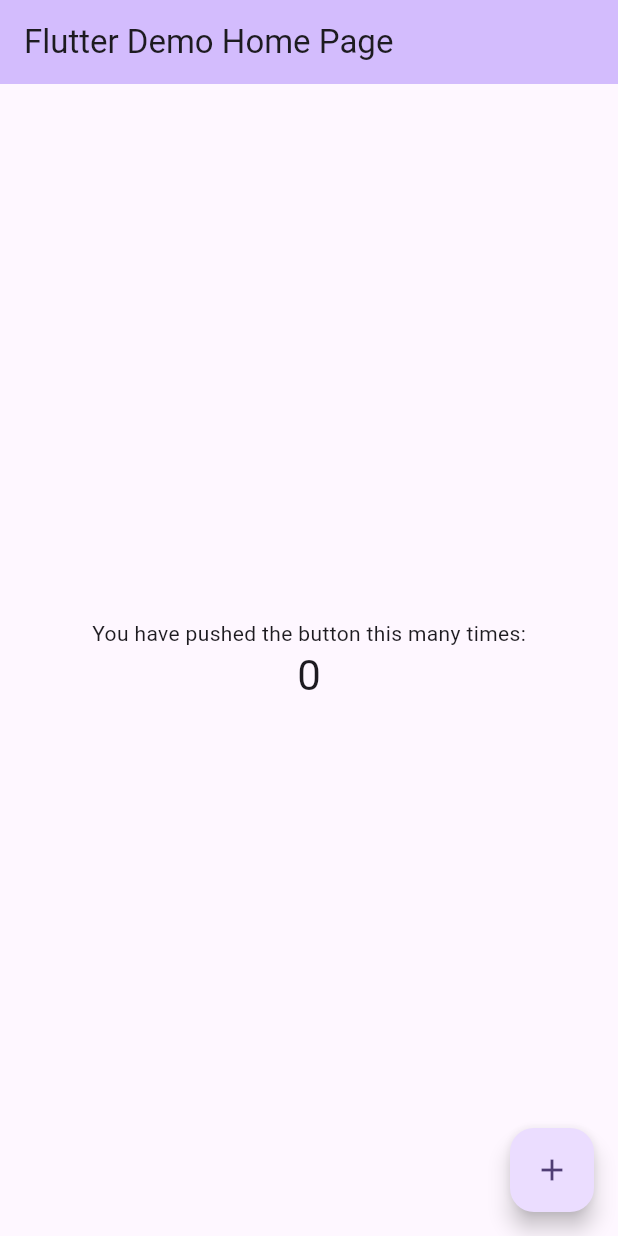
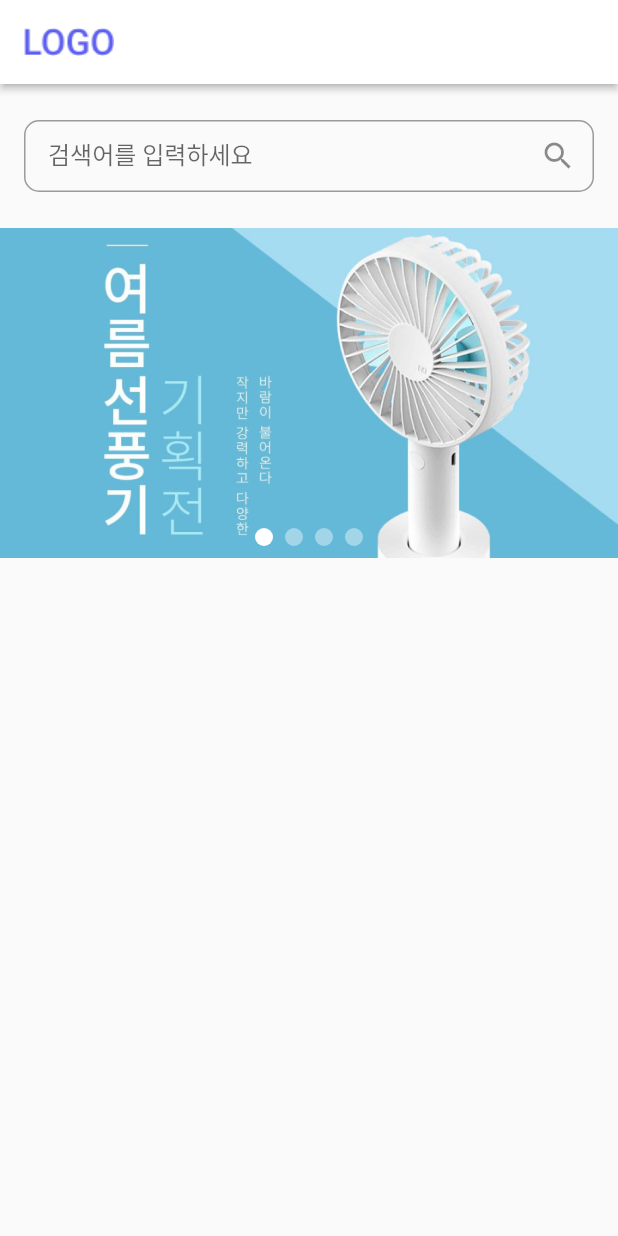
Before and after one commit to lobothijau/hyperhire_test, a Flutter app: the screen it shows after launch, on a phone screen of 412 x 824 dp. Run offline on Flutter 3.47's test engine with Material 3 defaults, Android fonts, the light colour scheme and no system bars; drawn by our look-alikes of flutter_carousel_widget.

Commit message:
Setup navbar, search bar and sliders.

```diff
--- /dev/null
+++ b/lib/components/custom_search_bar.dart
@@ -0,0 +1,26 @@
+
+import 'package:flutter/material.dart';
+
+class CustomSearchBar extends StatelessWidget {
+  const CustomSearchBar({
+    super.key,
+  });
+
+  @override
+  Widget build(BuildContext context) {
+    return Padding(
+      padding: const EdgeInsets.symmetric(horizontal: 16.0, vertical: 24.0),
+      child: TextField(
+        decoration: InputDecoration(
+            border: OutlineInputBorder(
+                borderRadius: BorderRadius.circular(10.0)
+            ),
+            labelText: "검색어를 입력하세요",
+            contentPadding: const EdgeInsets.fromLTRB(16.0, 10.0, 6.0, 16.0),
+            suffixIcon: const Icon(Icons.search)
+        ),
+
+      ),
+    );
+  }
+}
--- a/lib/main.dart
+++ b/lib/main.dart
@@ -1,4 +1,5 @@
 import 'package:flutter/material.dart';
+import 'package:hyperhire_test/screens/home_page.dart';
 
 void main() {
   runApp(const MyApp());
@@ -11,115 +12,13 @@
   @override
   Widget build(BuildContext context) {
     return MaterialApp(
-      title: 'Flutter Demo',
+      debugShowCheckedModeBanner: false,
+      title: 'HyperMedia',
       theme: ThemeData(
-        // This is the theme of your application.
-        //
-        // TRY THIS: Try running your application with "flutter run". You'll see
-        // the application has a purple toolbar. Then, without quitting the app,
-        // try changing the seedColor in the colorScheme below to Colors.green
-        // and then invoke "hot reload" (save your changes or press the "hot
-        // reload" button in a Flutter-supported IDE, or press "r" if you used
-        // the command line to start the app).
-        //
-        // Notice that the counter didn't reset back to zero; the application
-        // state is not lost during the reload. To reset the state, use hot
-        // restart instead.
-        //
-        // This works for code too, not just values: Most code changes can be
-        // tested with just a hot reload.
-        colorScheme: ColorScheme.fromSeed(seedColor: Colors.deepPurple),
-        useMaterial3: true,
+        colorScheme: const ColorScheme.light(),
+        useMaterial3: false,
       ),
-      home: const MyHomePage(title: 'Flutter Demo Home Page'),
+      home: const HomePage(),
     );
   }
 }
-
-class MyHomePage extends StatefulWidget {
-  const MyHomePage({super.key, required this.title});
-
-  // This widget is the home page of your application. It is stateful, meaning
-  // that it has a State object (defined below) that contains fields that affect
-  // how it looks.
-
-  // This class is the configuration for the state. It holds the values (in this
-  // case the title) provided by the parent (in this case the App widget) and
-  // used by the build method of the State. Fields in a Widget subclass are
-  // always marked "final".
-
-  final String title;
-
-  @override
-  State<MyHomePage> createState() => _MyHomePageState();
-}
-
-class _MyHomePageState extends State<MyHomePage> {
-  int _counter = 0;
-
-  void _incrementCounter() {
-    setState(() {
-      // This call to setState tells the Flutter framework that something has
-      // changed in this State, which causes it to rerun the build method below
-      // so that the display can reflect the updated values. If we changed
-      // _counter without calling setState(), then the build method would not be
-      // called again, and so nothing would appear to happen.
-      _counter++;
-    });
-  }
-
-  @override
-  Widget build(BuildContext context) {
-    // This method is rerun every time setState is called, for instance as done
-    // by the _incrementCounter method above.
-    //
-    // The Flutter framework has been optimized to make rerunning build methods
-    // fast, so that you can just rebuild anything that needs updating rather
-    // than having to individually change instances of widgets.
-    return Scaffold(
-      appBar: AppBar(
-        // TRY THIS: Try changing the color here to a specific color (to
-        // Colors.amber, perhaps?) and trigger a hot reload to see the AppBar
-        // change color while the other colors stay the same.
-        backgroundColor: Theme.of(context).colorScheme.inversePrimary,
-        // Here we take the value from the MyHomePage object that was created by
-        // the App.build method, and use it to set our appbar title.
-        title: Text(widget.title),
-      ),
-      body: Center(
-        // Center is a layout widget. It takes a single child and positions it
-        // in the middle of the parent.
-        child: Column(
-          // Column is also a layout widget. It takes a list of children and
-          // arranges them vertically. By default, it sizes itself to fit its
-          // children horizontally, and tries to be as tall as its parent.
-          //
-          // Column has various properties to control how it sizes itself and
-          // how it positions its children. Here we use mainAxisAlignment to
-          // center the children vertically; the main axis here is the vertical
-          // axis because Columns are vertical (the cross axis would be
-          // horizontal).
-          //
-          // TRY THIS: Invoke "debug painting" (choose the "Toggle Debug Paint"
-          // action in the IDE, or press "p" in the console), to see the
-          // wireframe for each widget.
-          mainAxisAlignment: MainAxisAlignment.center,
-          children: <Widget>[
-            const Text(
-              'You have pushed the button this many times:',
-            ),
-            Text(
-              '$_counter',
-              style: Theme.of(context).textTheme.headlineMedium,
-            ),
-          ],
-        ),
-      ),
-      floatingActionButton: FloatingActionButton(
-        onPressed: _incrementCounter,
-        tooltip: 'Increment',
-        child: const Icon(Icons.add),
-      ), // This trailing comma makes auto-formatting nicer for build methods.
-    );
-  }
-}
--- /dev/null
+++ b/lib/screens/home_page.dart
@@ -0,0 +1,56 @@
+import 'package:flutter/material.dart';
+import 'package:flutter_carousel_widget/flutter_carousel_widget.dart';
+import 'package:hyperhire_test/components/custom_search_bar.dart';
+
+class HomePage extends StatefulWidget {
+  const HomePage({super.key});
+
+  @override
+  State<HomePage> createState() => _HomePageState();
+}
+
+class _HomePageState extends State<HomePage> {
+  @override
+  Widget build(BuildContext context) {
+    return Scaffold(
+      appBar: AppBar(
+        backgroundColor: Theme.of(context).colorScheme.inversePrimary,
+        title: Image.asset("assets/images/logo.png"),
+        elevation: 2.0,
+      ),
+      body: ListView(
+        shrinkWrap: true,
+        scrollDirection: Axis.vertical,
+        children: [
+          const CustomSearchBar(),
+          FlutterCarousel(
+            options: CarouselOptions(
+                height: 220.0,
+                showIndicator: true,
+                slideIndicator: const CircularSlideIndicator(),
+                autoPlay: true,
+
+                autoPlayAnimationDuration: const Duration(seconds: 2),
+                viewportFraction: 1.0),
+            items: ["banner1.jpg", "banner2.jpg", "banner3.jpg", "banner4.jpg"]
+                .map((i) {
+              return Builder(
+                builder: (BuildContext context) {
+                  return Container(
+                    decoration: BoxDecoration(
+                      image: DecorationImage(
+                          image: AssetImage("assets/images/sliders/$i"),
+                          fit: BoxFit.cover),
+                      color: Colors.red,
+                    ),
+                    width: MediaQuery.of(context).size.width,
+                  );
+                },
+              );
+            }).toList(),
+          )
+        ],
+      ),
+    );
+  }
+}
```
Also changed, not shown: pubspec.yaml (+17 -49 lines), assets/images/icons/category.png (added), assets/images/icons/community.png (added), assets/images/icons/home.png (added), assets/images/icons/mypage.png (added), assets/images/logo.png (added), assets/images/sliders/banner1.jpg (added), assets/images/sliders/banner2.jpg (added), assets/images/sliders/banner3.jpg (added), assets/images/sliders/banner4.jpg (added), pubspec.lock.
